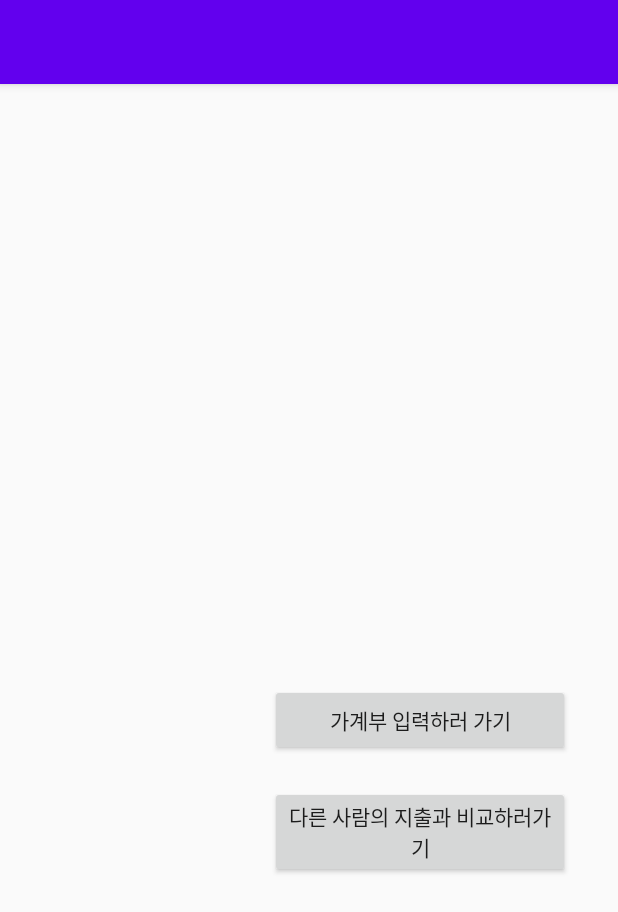
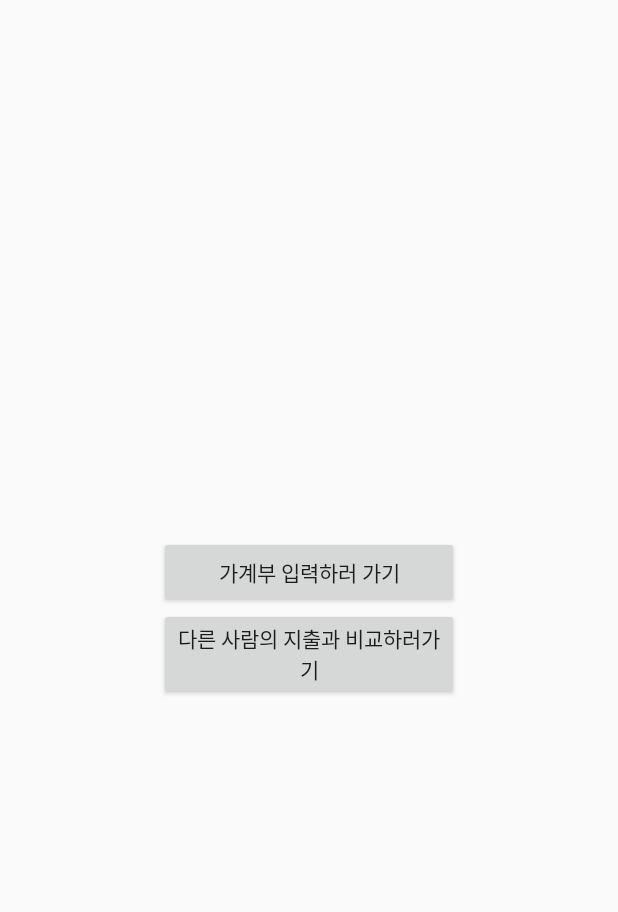
Before and after one commit to leeseou/SaltPBL, an Android app: the screen it shows after launch (MainActivity), on a phone screen of 412 x 824 dp. Shown: the top 912 px of the screen. Run offline under Robolectric (Android 15) with nearby library versions, the phone set to English and light mode, and no system bars.

Commit message:
page 정리

```diff
--- a/app/build.gradle
+++ b/app/build.gradle
@@ -33,6 +33,7 @@ android {
     kotlinOptions {
         jvmTarget = '1.8'
     }
+    namespace 'com.seeun.salt'
 
     buildFeatures {
         viewBinding = true
--- a/app/src/main/java/com/seeun/salt/register.kt
+++ b/app/src/main/java/com/seeun/salt/RegisterActivity.kt
@@ -8,14 +8,14 @@ import android.util.Log
 import android.widget.Toast
 import androidx.appcompat.app.AlertDialog
 import androidx.appcompat.app.AppCompatActivity
-import kotlinx.android.synthetic.main.register.*
+import kotlinx.android.synthetic.main.activity_register.*
 
-class register : AppCompatActivity(){
+class RegisterActivity : AppCompatActivity(){
     val TAG: String = "Register"
 
     override fun onCreate(savedInstanceState: Bundle?) {
         super.onCreate(savedInstanceState)
-        setContentView(R.layout.register)
+        setContentView(R.layout.activity_register)
 
         btn_register2.setOnClickListener {
             Log.d(TAG, "회원가입 버튼 클릭")
--- a/app/src/main/res/layout/activity_login.xml
+++ b/app/src/main/res/layout/activity_login.xml
@@ -66,6 +66,7 @@
                 android:layout_height="50dp"
                 android:background="@drawable/edittext_round_corner_rectangle"
                 android:hint="     Password"
+                android:inputType="textPassword"
                 app:layout_constraintEnd_toEndOf="parent"
                 app:layout_constraintStart_toStartOf="parent"
                 app:layout_constraintTop_toBottomOf="@+id/edit_id" />
--- a/app/src/main/res/layout/activity_main.xml
+++ b/app/src/main/res/layout/activity_main.xml
@@ -1,5 +1,7 @@
 <?xml version="1.0" encoding="utf-8"?>
-<LinearLayout xmlns:android="http://schemas.android.com/apk/res/android"
+<androidx.constraintlayout.widget.ConstraintLayout
+    android:id="@+id/constraint_main"
+    xmlns:android="http://schemas.android.com/apk/res/android"
     xmlns:app="http://schemas.android.com/apk/res-auto"
     xmlns:tools="http://schemas.android.com/tools"
     android:layout_width="match_parent"
@@ -7,20 +9,37 @@
     android:orientation="vertical"
     tools:context=".MainActivity">
 
+    <androidx.constraintlayout.widget.ConstraintLayout
+        android:id="@+id/constraint_button"
+        android:layout_width="wrap_content"
+        android:layout_height="wrap_content"
+        android:orientation="vertical"
+        app:layout_constraintBottom_toBottomOf="parent"
+        app:layout_constraintEnd_toEndOf="parent"
+        app:layout_constraintStart_toStartOf="parent"
+        app:layout_constraintTop_toTopOf="parent"
+        tools:context=".MainActivity">
+
         <Button
             android:id="@+id/goAccountButton"
             android:layout_width="200dp"
             android:layout_height="wrap_content"
-        android:layout_marginLeft="180dp"
-        android:layout_marginTop="400dp"
-        android:text="가계부 입력하러 가기" />
+            android:text="가계부 입력하러 가기"
+            app:layout_constraintBottom_toTopOf="@+id/goCompareButton"
+            app:layout_constraintEnd_toEndOf="parent"
+            app:layout_constraintStart_toStartOf="parent"
+            app:layout_constraintTop_toTopOf="parent" />
 
         <Button
             android:id="@+id/goCompareButton"
             android:layout_width="200dp"
             android:layout_height="wrap_content"
-        android:layout_marginLeft="180dp"
-        android:layout_marginTop="20dp"
-        android:text="다른 사람의 지출과 비교하러가기" />
+            android:text="다른 사람의 지출과 비교하러가기"
+            app:layout_constraintBottom_toBottomOf="parent"
+            app:layout_constraintEnd_toEndOf="parent"
+            app:layout_constraintStart_toStartOf="parent"
+            app:layout_constraintTop_toBottomOf="@+id/goAccountButton" />
 
-</LinearLayout>
+    </androidx.constraintlayout.widget.ConstraintLayout>
+
+</androidx.constraintlayout.widget.ConstraintLayout>
--- a/app/src/main/res/layout/list_item_month.xml
+++ b/app/src/main/res/layout/list_item_month.xml
@@ -1,5 +1,6 @@
 <?xml version="1.0" encoding="utf-8"?>
-<LinearLayout xmlns:android="http://schemas.android.com/apk/res/android"
+<LinearLayout
+    xmlns:android="http://schemas.android.com/apk/res/android"
     android:layout_width="match_parent"
     android:layout_height="wrap_content"
     android:orientation="vertical">
--- a/app/src/main/res/values/themes.xml
+++ b/app/src/main/res/values/themes.xml
@@ -5,6 +5,7 @@
         <item name="colorPrimary">@color/purple_500</item>
         <item name="colorPrimaryVariant">@color/purple_700</item>
         <item name="colorOnPrimary">@color/white</item>
+        <item name="windowNoTitle">true</item>
         <!-- Secondary brand color. -->
         <item name="colorSecondary">@color/teal_200</item>
         <item name="colorSecondaryVariant">@color/teal_700</item>
--- a/build.gradle
+++ b/build.gradle
@@ -1,7 +1,7 @@
 // Top-level build file where you can add configuration options common to all sub-projects/modules.
 plugins {
-    id 'com.android.application' version '7.3.0' apply false
-    id 'com.android.library' version '7.3.0' apply false
+    id 'com.android.application' version '7.3.1' apply false
+    id 'com.android.library' version '7.3.1' apply false
     id 'org.jetbrains.kotlin.android' version '1.6.20' apply false
 }
 
```
Also changed, not shown: app/src/main/AndroidManifest.xml (+16 -6 lines), app/src/main/java/com/seeun/salt/CalendarActivity.kt (added, +25 -0 lines), app/src/main/java/com/seeun/salt/LoginActivity.kt (+78 -1 lines), app/src/main/java/com/seeun/salt/MainActivity.kt (+11 -4 lines), app/src/main/res/layout/activity_calendar.xml (added, +14 -0 lines), app/src/main/res/layout/activity_register.xml (renamed from app/src/main/res/layout/register.xml). Lines whose indentation alone changed are shown as unchanged.
